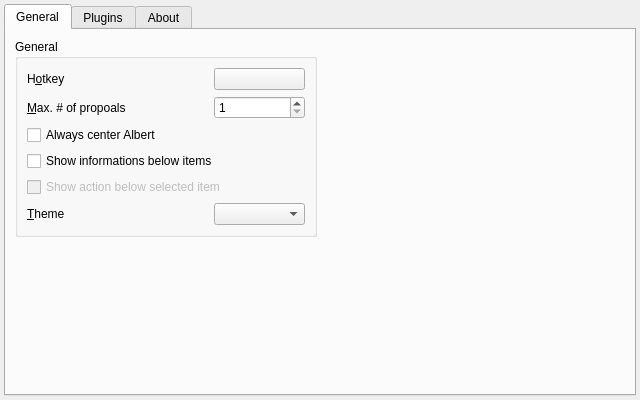
This is src/settingswidget/settingswidget.ui in albertlauncher/albert as Qt 5 draws it before an edit. The edited form follows.
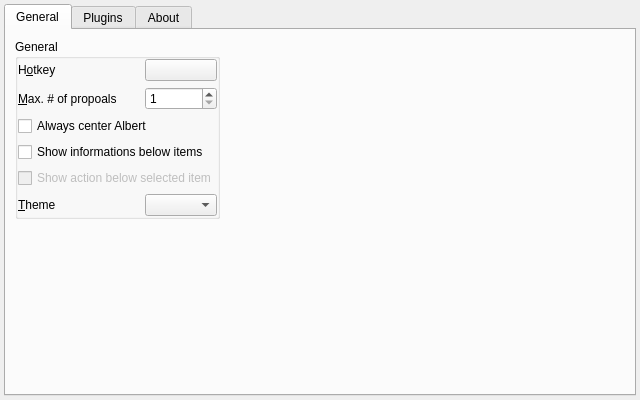
This is the edited form. Icons and pictures are not drawn. Custom widgets are drawn as their Qt base class.

Commit message: Stop wobbling of widgets in settings

What changed in the file:
```diff
--- a/src/settingswidget/settingswidget.ui
+++ b/src/settingswidget/settingswidget.ui
@@ -50,6 +50,21 @@
             <string>General</string>
            </property>
            <layout class="QGridLayout" name="gridLayout1" columnstretch="2,1">
+            <property name="sizeConstraint">
+             <enum>QLayout::SetFixedSize</enum>
+            </property>
+            <property name="leftMargin">
+             <number>0</number>
+            </property>
+            <property name="topMargin">
+             <number>0</number>
+            </property>
+            <property name="rightMargin">
+             <number>0</number>
+            </property>
+            <property name="bottomMargin">
+             <number>0</number>
+            </property>
             <item row="2" column="0" colspan="2">
              <widget class="QCheckBox" name="checkBox_center">
               <property name="text">
```
